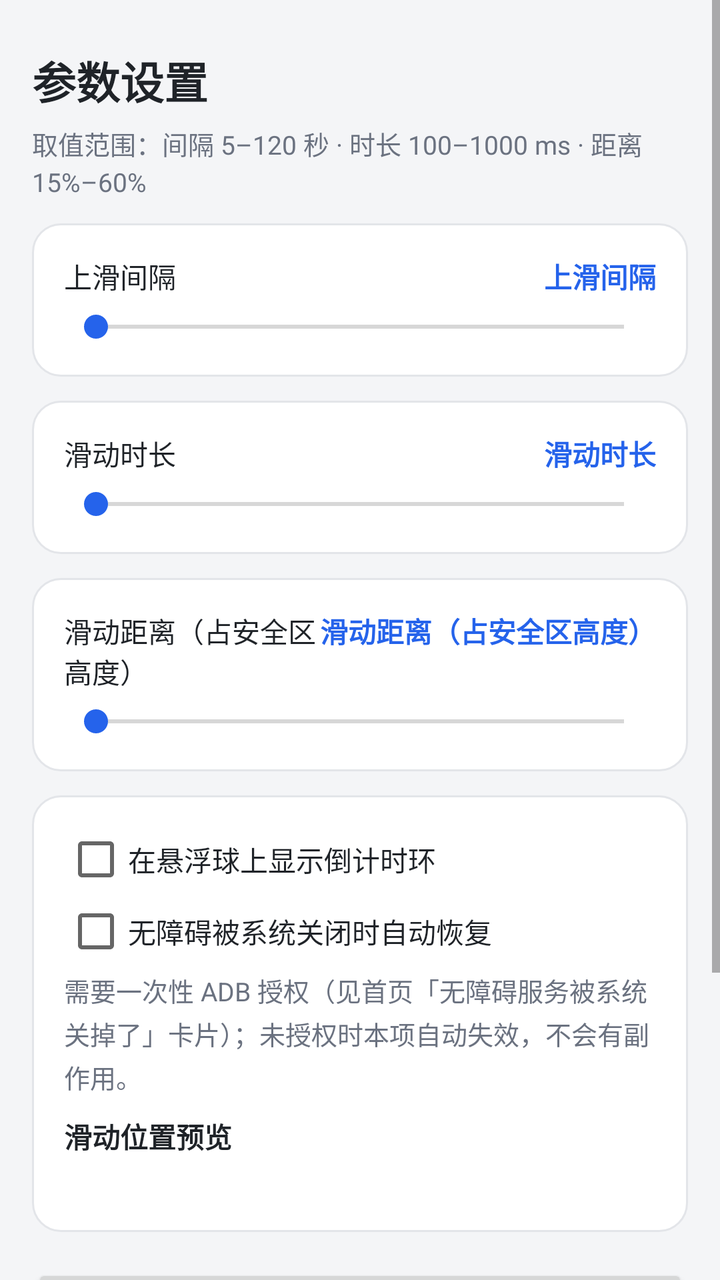
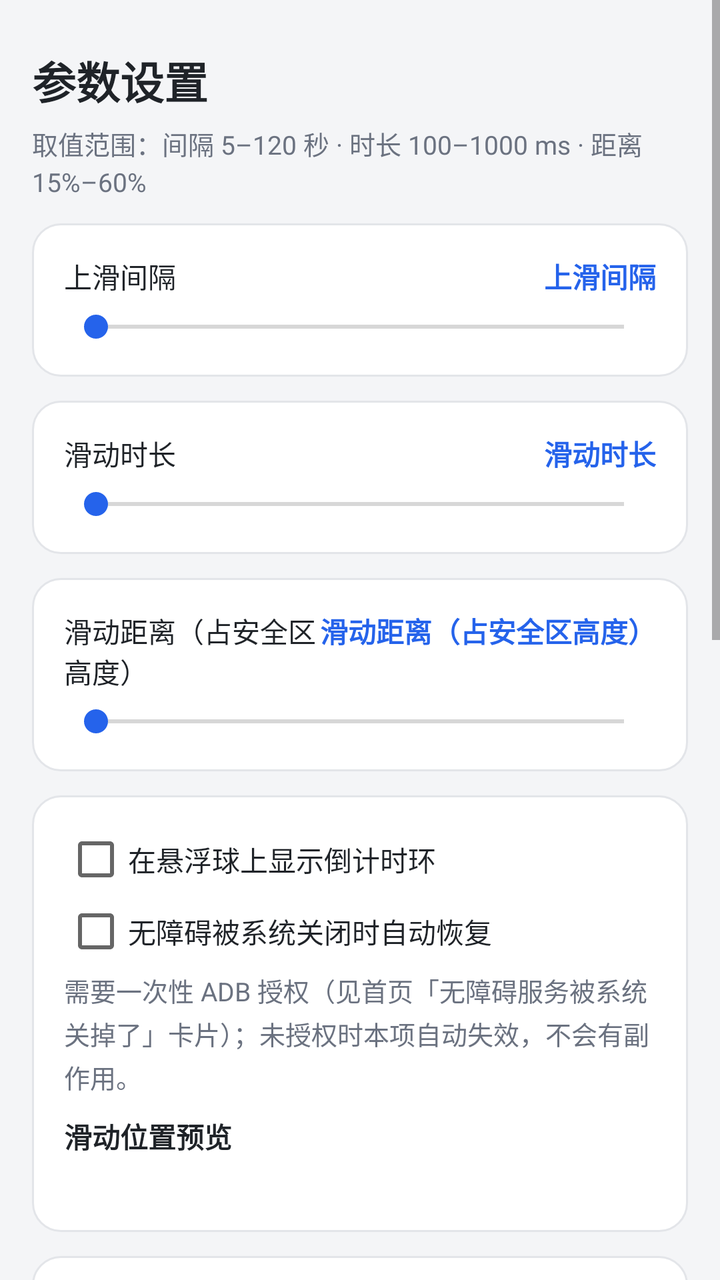

Compare the two renders of this Android layout. The source of the first and the diff that turns it into the second are given below.
<!-- AndroidManifest.xml: application theme AppTheme -->
<!-- res/layout/activity_settings.xml -->
<?xml version="1.0" encoding="utf-8"?>
<ScrollView xmlns:android="http://schemas.android.com/apk/res/android"
    android:layout_width="match_parent"
    android:layout_height="match_parent"
    android:background="@color/bg"
    android:fillViewport="true">

    <LinearLayout
        android:layout_width="match_parent"
        android:layout_height="wrap_content"
        android:orientation="vertical"
        android:paddingLeft="16dp"
        android:paddingRight="16dp"
        android:paddingTop="24dp"
        android:paddingBottom="28dp">

        <TextView
            android:layout_width="wrap_content"
            android:layout_height="wrap_content"
            android:text="@string/title_settings"
            android:textColor="@color/text_primary"
            android:textSize="22sp"
            android:textStyle="bold" />

        <TextView
            android:layout_width="match_parent"
            android:layout_height="wrap_content"
            android:layout_marginTop="6dp"
            style="@style/Body"
            android:text="@string/note_range" />

        
        <LinearLayout style="@style/Card">

            <LinearLayout
                android:layout_width="match_parent"
                android:layout_height="wrap_content"
                android:orientation="horizontal">

                <TextView
                    style="@style/RowName"
                    android:text="@string/label_interval" />

                <TextView
                    android:id="@+id/tv_interval_value"
                    android:layout_width="wrap_content"
                    android:layout_height="wrap_content"
                    android:textColor="@color/brand"
                    android:textSize="14sp"
                    android:textStyle="bold"
                    android:text="@string/label_interval" />
            </LinearLayout>

            <SeekBar
                android:id="@+id/sb_interval"
                android:layout_width="match_parent"
                android:layout_height="wrap_content"
                android:layout_marginTop="6dp" />
        </LinearLayout>

        
        <LinearLayout style="@style/Card">

            <LinearLayout
                android:layout_width="match_parent"
                android:layout_height="wrap_content"
                android:orientation="horizontal">

                <TextView
                    style="@style/RowName"
                    android:text="@string/label_duration" />

                <TextView
                    android:id="@+id/tv_duration_value"
                    android:layout_width="wrap_content"
                    android:layout_height="wrap_content"
                    android:textColor="@color/brand"
                    android:textSize="14sp"
                    android:textStyle="bold"
                    android:text="@string/label_duration" />
            </LinearLayout>

            <SeekBar
                android:id="@+id/sb_duration"
                android:layout_width="match_parent"
                android:layout_height="wrap_content"
                android:layout_marginTop="6dp" />
        </LinearLayout>

        
        <LinearLayout style="@style/Card">

            <LinearLayout
                android:layout_width="match_parent"
                android:layout_height="wrap_content"
                android:orientation="horizontal">

                <TextView
                    style="@style/RowName"
                    android:text="@string/label_distance" />

                <TextView
                    android:id="@+id/tv_distance_value"
                    android:layout_width="wrap_content"
                    android:layout_height="wrap_content"
                    android:textColor="@color/brand"
                    android:textSize="14sp"
                    android:textStyle="bold"
                    android:text="@string/label_distance" />
            </LinearLayout>

            <SeekBar
                android:id="@+id/sb_distance"
                android:layout_width="match_parent"
                android:layout_height="wrap_content"
                android:layout_marginTop="6dp" />
        </LinearLayout>

        
        <LinearLayout style="@style/Card">

            <CheckBox
                android:id="@+id/cb_ring"
                android:layout_width="match_parent"
                android:layout_height="wrap_content"
                android:text="@string/label_ring"
                android:textColor="@color/text_primary"
                android:textSize="14sp" />

            <CheckBox
                android:id="@+id/cb_auto_heal"
                android:layout_width="match_parent"
                android:layout_height="wrap_content"
                android:layout_marginTop="4dp"
                android:text="@string/label_auto_heal"
                android:textColor="@color/text_primary"
                android:textSize="14sp" />

            <TextView
                android:layout_width="match_parent"
                android:layout_height="wrap_content"
                android:layout_marginTop="4dp"
                style="@style/Body"
                android:text="@string/note_auto_heal" />

            <TextView
                android:layout_width="match_parent"
                android:layout_height="wrap_content"
                android:layout_marginTop="10dp"
                android:textStyle="bold"
                android:textColor="@color/text_primary"
                android:textSize="14sp"
                android:text="@string/label_preview" />

            <TextView
                android:id="@+id/tv_preview"
                android:layout_width="match_parent"
                android:layout_height="wrap_content"
                android:layout_marginTop="4dp"
                style="@style/Body" />
        </LinearLayout>

        <Button
            android:id="@+id/btn_save"
            android:layout_width="match_parent"
            android:layout_height="wrap_content"
            android:layout_marginTop="16dp"
            android:text="@string/btn_save" />

        <Button
            android:id="@+id/btn_reset"
            android:layout_width="match_parent"
            android:layout_height="wrap_content"
            android:layout_marginTop="8dp"
            android:text="@string/btn_reset" />

        <TextView
            android:layout_width="match_parent"
            android:layout_height="wrap_content"
            android:layout_marginTop="16dp"
            style="@style/Body"
            android:text="@string/note_effect" />
    </LinearLayout>
</ScrollView>
<!-- resources referenced by this layout -->
<resources>
  <color name="bg">#F4F5F7</color>
  <color name="brand">#2563EB</color>
  <color name="text_primary">#1F2328</color>
  <string name="btn_reset">恢复默认</string>
  <string name="btn_save">保存并立即生效</string>
  <string name="label_auto_heal">无障碍被系统关闭时自动恢复</string>
  <string name="label_distance">滑动距离（占安全区高度）</string>
  <string name="label_duration">滑动时长</string>
  <string name="label_interval">上滑间隔</string>
  <string name="label_preview">滑动位置预览</string>
  <string name="label_ring">在悬浮球上显示倒计时环</string>
  <string name="note_auto_heal">需要一次性 ADB 授权（见首页「无障碍服务被系统关掉了」卡片）；未授权时本项自动失效，不会有副作用。</string>
  <string name="note_effect">生效规则：间隔修改后立即从「当前时间 + 新间隔」重新计时；距离与时长在「下一次上滑」时生效；未点击保存则不会写入配置。</string>
  <string name="note_range">取值范围：间隔 5–120 秒 · 时长 100–1000 ms · 距离 15%–60%</string>
  <string name="title_settings">参数设置</string>
  <style name="Body">
          <item name="android:textSize">13sp</item>
          <item name="android:textColor">@color/text_secondary</item>
          <item name="android:lineSpacingExtra">3dp</item>
      </style>
  <style name="Card">
          <item name="android:layout_width">match_parent</item>
          <item name="android:layout_height">wrap_content</item>
          <item name="android:background">@drawable/bg_card</item>
          <item name="android:orientation">vertical</item>
          <item name="android:padding">16dp</item>
          <item name="android:layout_marginTop">12dp</item>
      </style>
  <style name="RowName">
          <item name="android:layout_width">0dp</item>
          <item name="android:layout_height">wrap_content</item>
          <item name="android:layout_weight">1</item>
          <item name="android:textSize">14sp</item>
          <item name="android:textColor">@color/text_primary</item>
      </style>
  <style name="AppTheme" parent="android:Theme.Material.Light.NoActionBar">
          <item name="android:colorPrimary">@color/brand</item>
          <item name="android:colorPrimaryDark">@color/brand_dark</item>
          <item name="android:colorAccent">@color/brand</item>
          <item name="android:statusBarColor">@color/brand</item>
          <item name="android:windowBackground">@color/bg</item>
      </style>
  <color name="text_secondary">#6B7280</color>
  <!-- drawable bg_card (drawable) -->
  <?xml version="1.0" encoding="utf-8"?>
  <shape xmlns:android="http://schemas.android.com/apk/res/android"
      android:shape="rectangle">
      <solid android:color="@color/card" />
      <corners android:radius="14dp" />
      <stroke android:width="1dp" android:color="@color/stroke" />
  </shape>
  <color name="brand_dark">#1D4ED8</color>
  <color name="card">#FFFFFF</color>
  <color name="stroke">#E3E5E9</color>
</resources>

<!-- the commit's change to res/layout/activity_settings.xml (unified diff, before → after) -->
@@ -160,6 +160,90 @@
                 style="@style/Body" />
         </LinearLayout>
 
+        
+        <LinearLayout style="@style/Card">
+
+            <TextView
+                style="@style/CardTitle"
+                android:layout_width="wrap_content"
+                android:layout_height="wrap_content"
+                android:text="@string/label_update_source" />
+
+            <RadioGroup
+                android:id="@+id/rg_update_source"
+                android:layout_width="match_parent"
+                android:layout_height="wrap_content"
+                android:layout_marginTop="4dp"
+                android:orientation="vertical">
+
+                <RadioButton
+                    android:id="@+id/rb_source_gitee"
+                    android:layout_width="match_parent"
+                    android:layout_height="wrap_content"
+                    android:text="@string/update_source_gitee"
+                    android:textColor="@color/text_primary"
+                    android:textSize="14sp" />
+
+                <RadioButton
+                    android:id="@+id/rb_source_github"
+                    android:layout_width="match_parent"
+                    android:layout_height="wrap_content"
+                    android:text="@string/update_source_github"
+                    android:textColor="@color/text_primary"
+                    android:textSize="14sp" />
+
+                <RadioButton
+                    android:id="@+id/rb_source_custom"
+                    android:layout_width="match_parent"
+                    android:layout_height="wrap_content"
+                    android:text="@string/update_source_custom"
+                    android:textColor="@color/text_primary"
+                    android:textSize="14sp" />
+            </RadioGroup>
+
+            <EditText
+                android:id="@+id/et_update_custom"
+                android:layout_width="match_parent"
+                android:layout_height="wrap_content"
+                android:layout_marginTop="4dp"
+                android:hint="@string/hint_update_custom"
+                android:inputType="textUri"
+                android:textColor="@color/text_primary"
+                android:textColorHint="@color/text_secondary"
+                android:textSize="13sp" />
+
+            <CheckBox
+                android:id="@+id/cb_update_wifi_only"
+                android:layout_width="match_parent"
+                android:layout_height="wrap_content"
+                android:layout_marginTop="4dp"
+                android:text="@string/label_update_wifi_only"
+                android:textColor="@color/text_primary"
+                android:textSize="14sp" />
+
+            <TextView
+                android:id="@+id/tv_update_source_desc"
+                style="@style/Body"
+                android:layout_width="match_parent"
+                android:layout_height="wrap_content"
+                android:layout_marginTop="6dp" />
+
+            <Button
+                android:id="@+id/btn_save_source"
+                style="@style/MiniButton"
+                android:layout_width="match_parent"
+                android:layout_height="wrap_content"
+                android:layout_marginTop="8dp"
+                android:text="@string/btn_save_source" />
+
+            <TextView
+                style="@style/Body"
+                android:layout_width="match_parent"
+                android:layout_height="wrap_content"
+                android:layout_marginTop="8dp"
+                android:text="@string/note_update_source" />
+        </LinearLayout>
+
         <Button
             android:id="@+id/btn_save"
             android:layout_width="match_parent"
<!-- resource entries referenced after the edit -->
@@ -5,16 +5,24 @@
   <color name="text_primary">#1F2328</color>
   <string name="btn_reset">恢复默认</string>
   <string name="btn_save">保存并立即生效</string>
+  <string name="btn_save_source">保存更新源</string>
+  <string name="hint_update_custom">http://192.168.1.5:8000</string>
   <string name="label_auto_heal">无障碍被系统关闭时自动恢复</string>
   <string name="label_distance">滑动距离（占安全区高度）</string>
   <string name="label_duration">滑动时长</string>
   <string name="label_interval">上滑间隔</string>
   <string name="label_preview">滑动位置预览</string>
   <string name="label_ring">在悬浮球上显示倒计时环</string>
+  <string name="label_update_source">更新源</string>
+  <string name="label_update_wifi_only">仅在 Wi-Fi 下自动检查更新</string>
   <string name="note_auto_heal">需要一次性 ADB 授权（见首页「无障碍服务被系统关掉了」卡片）；未授权时本项自动失效，不会有副作用。</string>
   <string name="note_effect">生效规则：间隔修改后立即从「当前时间 + 新间隔」重新计时；距离与时长在「下一次上滑」时生效；未点击保存则不会写入配置。</string>
   <string name="note_range">取值范围：间隔 5–120 秒 · 时长 100–1000 ms · 距离 15%–60%</string>
+  <string name="note_update_source">检查更新会访问所选地址读取版本信息，不发送任何使用数据。\n换源不需要重新安装：若某个源在当前网络下不通，换一个即可。\n自定义源需指向一个存放 version.json 与 APK 的目录地址。</string>
   <string name="title_settings">参数设置</string>
+  <string name="update_source_custom">自定义地址</string>
+  <string name="update_source_gitee">Gitee（国内可达，推荐）</string>
+  <string name="update_source_github">GitHub（raw 域名在国内常不可达）</string>
   <style name="Body">
           <item name="android:textSize">13sp</item>
           <item name="android:textColor">@color/text_secondary</item>
@@ -27,6 +35,20 @@
           <item name="android:orientation">vertical</item>
           <item name="android:padding">16dp</item>
           <item name="android:layout_marginTop">12dp</item>
+      </style>
+  <style name="CardTitle">
+          <item name="android:textSize">15sp</item>
+          <item name="android:textStyle">bold</item>
+          <item name="android:textColor">@color/text_primary</item>
+      </style>
+  <style name="MiniButton">
+          <item name="android:minWidth">0dp</item>
+          <item name="android:minHeight">0dp</item>
+          <item name="android:paddingLeft">14dp</item>
+          <item name="android:paddingRight">14dp</item>
+          <item name="android:paddingTop">6dp</item>
+          <item name="android:paddingBottom">6dp</item>
+          <item name="android:textSize">13sp</item>
       </style>
   <style name="RowName">
           <item name="android:layout_width">0dp</item>
